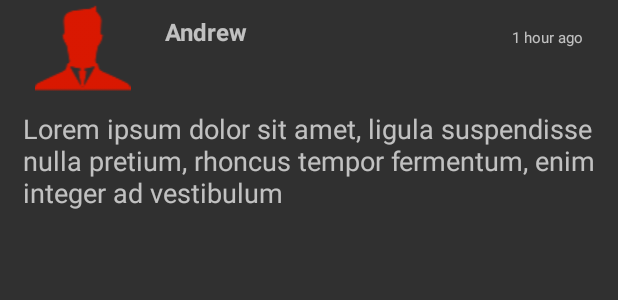
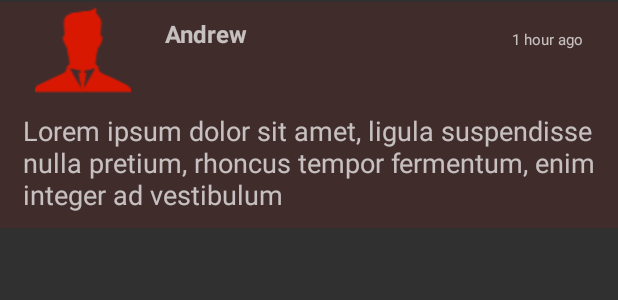
Before and after one commit to CaesarCUR/HelpFind, an Android app: the layout item_nearby_list.xml on its own in the app's theme, with its tools: preview values and no code run, on a phone screen of 412 x 824 dp. Shown: the top 300 px of the screen. Run offline under Robolectric (Android 15) with nearby library versions, the phone set to English and light mode, and no system bars.

```diff
--- a/HelpFind/app/src/main/res/layout/item_nearby_list.xml
+++ b/HelpFind/app/src/main/res/layout/item_nearby_list.xml
@@ -1,9 +1,11 @@
 <?xml version="1.0" encoding="utf-8"?>
 <LinearLayout xmlns:android="http://schemas.android.com/apk/res/android"
     android:orientation="vertical" android:layout_width="match_parent"
-    android:layout_height="match_parent"
+    android:layout_height="wrap_content"
     android:paddingLeft="10dp"
-    android:paddingRight="10dp">
+    android:paddingRight="10dp"
+    android:background="@color/colorBroadCard"
+    android:layout_marginTop="1dp">
 
     <LinearLayout
         android:layout_width="match_parent"
@@ -50,8 +52,11 @@
         android:layout_width="match_parent"
         android:layout_height="wrap_content"
         android:numColumns="auto_fit"
+        android:gravity="center"
+        android:columnWidth="100dp"
+        android:drawSelectorOnTop="true"
         android:verticalSpacing="2dp"
         android:horizontalSpacing="2dp"
-        android:stretchMode="columnWidth"></GridView>
+        android:stretchMode="columnWidth" />
 
 </LinearLayout>
```
